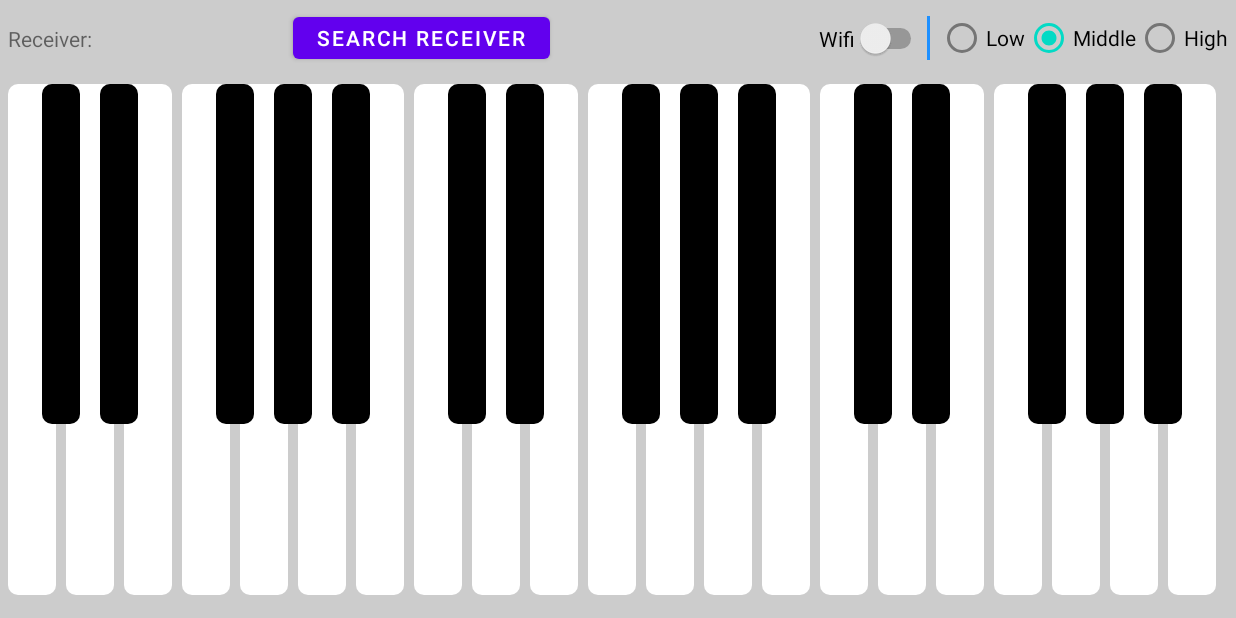
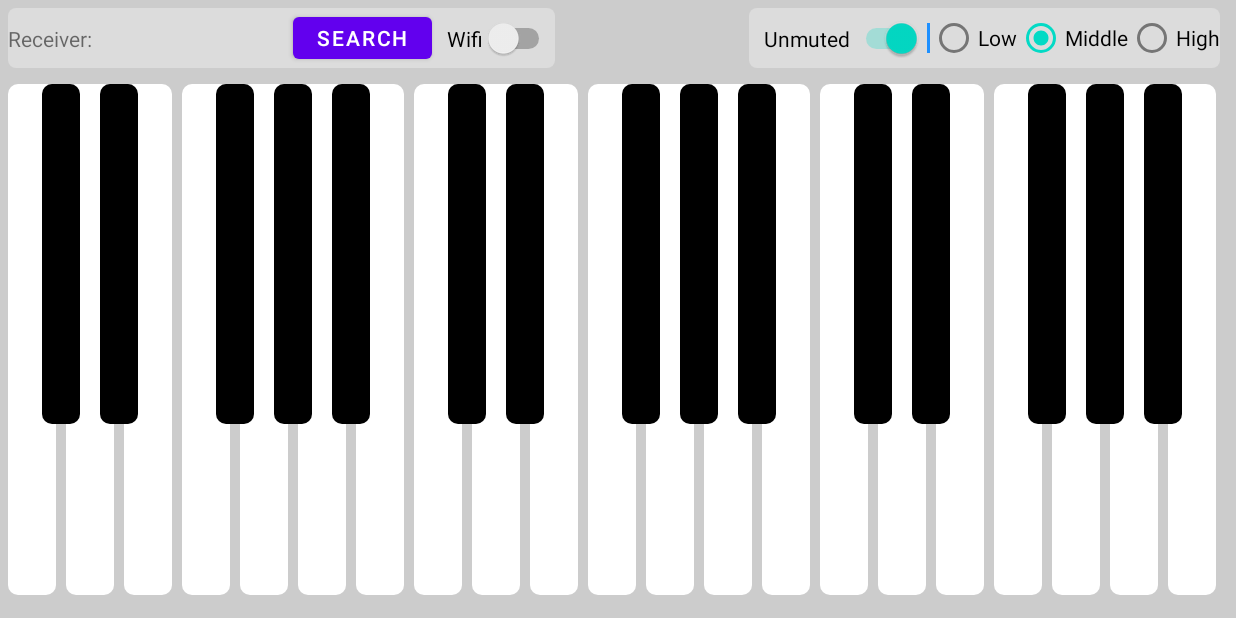
Before and after one commit to yeal911/IOT_Piano, an Android app: the screen it shows after launch (MainActivity), on a phone screen of 824 x 412 dp (held sideways). Run offline under Robolectric (Android 15) with nearby library versions, the phone set to English and light mode, and no system bars.

Commit message:
added mute note function and UI frame for upper views

```diff
--- a/app/build.gradle
+++ b/app/build.gradle
@@ -29,7 +29,6 @@ android {
 }
 
 dependencies {
-
     implementation 'androidx.appcompat:appcompat:1.5.1'
     implementation 'com.google.android.material:material:1.7.0'
     implementation 'androidx.constraintlayout:constraintlayout:2.1.4'
--- /dev/null
+++ b/app/src/main/res/drawable/group_background.xml
@@ -0,0 +1,5 @@
+<shape xmlns:android="http://schemas.android.com/apk/res/android"
+    android:shape="rectangle">
+    <corners android:radius="5dp" />
+    <solid android:color="#DCDCDC" />
+</shape>
--- a/app/src/main/res/layout/activity_main.xml
+++ b/app/src/main/res/layout/activity_main.xml
@@ -12,6 +12,14 @@
         android:background="#CCCCCC"
         android:layout_margin="5dp"
         android:layout_height="40dp">
+        <androidx.constraintlayout.widget.ConstraintLayout
+            android:id="@+id/ReceiverLayout"
+            android:layout_width="wrap_content"
+            android:layout_height="wrap_content"
+            app:layout_constraintBottom_toBottomOf="parent"
+            app:layout_constraintLeft_toLeftOf="parent"
+            app:layout_constraintTop_toTopOf="parent"
+            android:background="@drawable/group_background">
             <TextView
                 android:id="@+id/captionText"
                 android:layout_width="70dp"
@@ -36,35 +44,55 @@
                 app:layout_constraintLeft_toRightOf="@+id/captionText"
                 app:layout_constraintTop_toTopOf="parent"
                 tools:ignore="TouchTargetSizeCheck" />
-
             <Button
                 android:id="@+id/searchReceiverBtn"
                 android:layout_width="wrap_content"
                 android:layout_height="wrap_content"
                 android:gravity="center_vertical"
-            android:text="Search Receiver"
+                android:text="Search"
                 app:layout_constraintLeft_toRightOf="@+id/ipText"
                 app:layout_constraintTop_toTopOf="parent"
                 tools:ignore="TouchTargetSizeCheck" />
-
             <Switch
                 android:id="@+id/switchWifiIR"
                 android:layout_width="wrap_content"
                 android:layout_height="wrap_content"
+                android:layout_marginStart="10dp"
                 android:text="Wifi"
                 app:layout_constraintBottom_toBottomOf="parent"
-            app:layout_constraintEnd_toStartOf="@+id/separatorView"
+                app:layout_constraintLeft_toRightOf="@+id/searchReceiverBtn"
                 app:layout_constraintTop_toTopOf="parent"
                 tools:ignore="UseSwitchCompatOrMaterialXml,TouchTargetSizeCheck" />
+        </androidx.constraintlayout.widget.ConstraintLayout>
+        <androidx.constraintlayout.widget.ConstraintLayout
+            android:id="@+id/pianoSetLayout"
+            android:layout_width="wrap_content"
+            android:layout_height="wrap_content"
+            app:layout_constraintBottom_toBottomOf="parent"
+            app:layout_constraintRight_toRightOf="parent"
+            app:layout_constraintTop_toTopOf="parent"
+            android:layout_marginEnd="5dp"
+            android:background="@drawable/group_background">
+            <Switch
+                android:id="@+id/muteSwitch"
+                android:layout_width="wrap_content"
+                android:layout_height="wrap_content"
+                android:layout_marginStart="10dp"
+                android:text="Unmuted"
+                android:checked="true"
+                app:layout_constraintBottom_toBottomOf="parent"
+                app:layout_constraintLeft_toLeftOf="parent"
+                app:layout_constraintTop_toTopOf="parent"
+                tools:ignore="UseSwitchCompatOrMaterialXml" />
             <View
                 android:id="@+id/separatorView"
                 android:layout_width="2dp"
-            android:layout_height="match_parent"
+                android:layout_height="20dp"
                 android:layout_gravity="center_horizontal"
                 app:layout_constraintTop_toTopOf="parent"
                 app:layout_constraintBottom_toBottomOf="parent"
-            android:layout_margin="5dp"
-            app:layout_constraintEnd_toStartOf="@+id/toneRadioGroup"
+                android:layout_margin="3dp"
+                app:layout_constraintStart_toEndOf="@+id/muteSwitch"
                 android:background="#1E90FF" />
             <RadioGroup
                 android:id="@+id/toneRadioGroup"
@@ -74,7 +102,7 @@
                 app:layout_constraintTop_toTopOf="parent"
                 app:layout_constraintBottom_toBottomOf="parent"
                 android:orientation="horizontal"
-            app:layout_constraintRight_toRightOf="parent"
+                app:layout_constraintLeft_toRightOf="@+id/separatorView"
                 >
 
                 <RadioButton
@@ -99,6 +127,7 @@
                     android:text="High"
                     tools:ignore="TouchTargetSizeCheck" />
             </RadioGroup>
+        </androidx.constraintlayout.widget.ConstraintLayout>
 
     </androidx.constraintlayout.widget.ConstraintLayout>
 
```
Also changed, not shown: app/src/main/java/com/taoping/ir_piano/MainActivity.java (+12 -0 lines), app/src/main/res/layout/test.xml (added, +18 -0 lines). Lines whose indentation alone changed are shown as unchanged.
